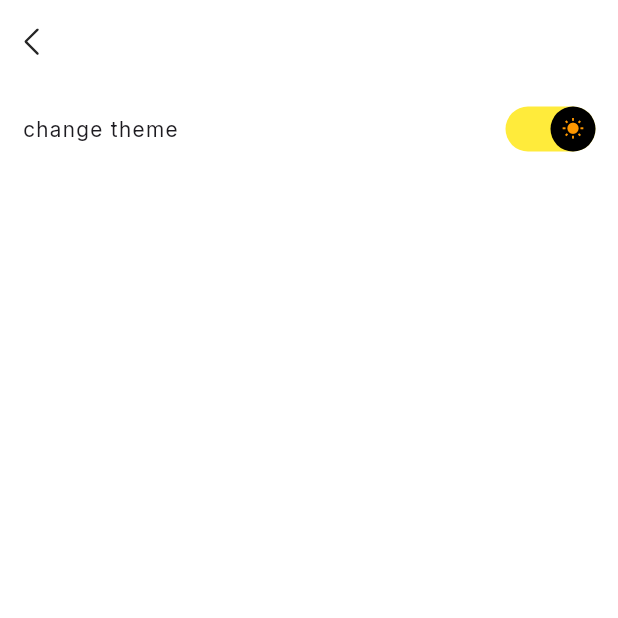
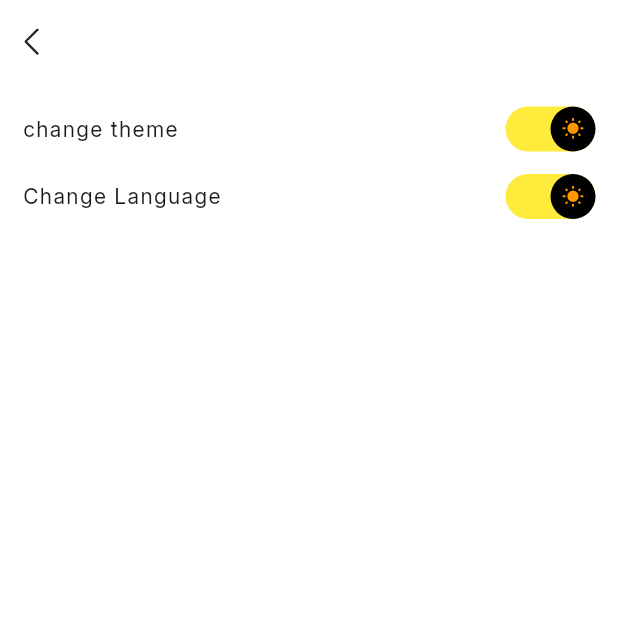
Before and after one commit to MohammedHishamFarouk/Instagram_Clone, a Flutter app: the SettingsScreen screen opened by its route, after a tap on the "nightlight round" icon, on a phone screen of 412 x 824 dp, the top half of it. Run offline on Flutter 3.47's test engine with Material 3 defaults, Android fonts, the phone set to English and light mode, and no system bars; our stand-ins replace bloc, cloud_firestore, dio, firebase_auth, firebase_core, flutter_bloc and 1 more; accounts and stored records are empty.

Commit message:
added english and arabic localization to the app

```diff
--- a/lib/core/components/custom_search_bar.dart
+++ b/lib/core/components/custom_search_bar.dart
@@ -1,6 +1,7 @@
 import 'package:flutter/material.dart';
 import 'package:insgram_clone/core/components/custom_icons.dart';
 import 'package:insgram_clone/core/constants/assets.dart';
+import 'package:insgram_clone/generated/l10n.dart';
 
 class CustomSearchBar extends StatelessWidget {
   const CustomSearchBar({super.key, this.controller, this.onChanged});
@@ -15,7 +16,7 @@ class CustomSearchBar extends StatelessWidget {
       child: SearchBar(
         controller: controller,
         leading: const CustomSvgIcon(assetName: Assets.searchBarSVG),
-        hintText: 'Search',
+        hintText: S.of(context).search,
         onChanged: onChanged,
       ),
     );
--- a/lib/core/constants/fire_keys.dart
+++ b/lib/core/constants/fire_keys.dart
@@ -4,4 +4,5 @@ class FireKeys {
   static const String website = 'Website';
   static const String bio = 'bio';
   static const String isDark = 'isDark';
+  static const String isEnglish = 'isEnglish';
 }
--- a/lib/main.dart
+++ b/lib/main.dart
@@ -1,8 +1,10 @@
 import 'package:firebase_core/firebase_core.dart';
 import 'package:flutter/material.dart';
 import 'package:flutter_bloc/flutter_bloc.dart';
+import 'package:flutter_localizations/flutter_localizations.dart';
 import 'package:insgram_clone/core/firebase_options.dart';
 import 'package:insgram_clone/core/style/theme_manager.dart';
+import 'package:insgram_clone/generated/l10n.dart';
 import 'package:insgram_clone/modelView/authentication/auth_cubit.dart';
 import 'package:insgram_clone/modelView/search/search_cubit.dart';
 import 'package:insgram_clone/modelView/themeManager/theme_manager_cubit.dart';
@@ -32,12 +34,20 @@ class MyApp extends StatelessWidget {
   Widget build(BuildContext context) {
     return BlocBuilder<ThemeManagerCubit, ThemeManagerState>(
       builder: (context, state) {
+        final ThemeManagerCubit theme = context.read<ThemeManagerCubit>();
         return LayoutConstrain(
           child: MaterialApp(
+            locale: theme.isEnglish ? const Locale('en') : const Locale('ar'),
+            localizationsDelegates: const [
+              S.delegate,
+              GlobalMaterialLocalizations.delegate,
+              GlobalWidgetsLocalizations.delegate,
+              GlobalCupertinoLocalizations.delegate,
+            ],
+            supportedLocales: S.delegate.supportedLocales,
             debugShowCheckedModeBanner: false,
-            theme: context.read<ThemeManagerCubit>().isDark
-                ? ThemeManager.darkTheme
-                : ThemeManager.lightTheme,
+            theme:
+                theme.isDark ? ThemeManager.darkTheme : ThemeManager.lightTheme,
             onGenerateRoute: RouteGenerator.generateRoute,
           ),
         );
--- a/lib/modelView/themeManager/theme_manager_cubit.dart
+++ b/lib/modelView/themeManager/theme_manager_cubit.dart
@@ -14,16 +14,36 @@ class ThemeManagerCubit extends Cubit<ThemeManagerState> {
   final FirebaseFirestore _fireStore = FirebaseFirestore.instance;
 
   bool isDark = true;
+  bool isEnglish = true;
   bool isDrawerOpen = false;
 
-  void changeTheme(BuildContext context) async {
-    isDark = !isDark;
-    isDark ? emit(DarkTheme()) : emit(LightTheme());
+  changeTheme(BuildContext context) async {
     try {
+      isDark = !isDark;
       await _fireStore
           .collection('users')
           .doc(context.read<AuthCubit>().user!.uid)
-          .set({'isDark': isDark}, SetOptions(merge: true));
+          .set(
+        {'isDark': isDark},
+        SetOptions(merge: true),
+      );
+      emit(ThemeChanged());
+    } catch (e) {
+      log(e.toString());
+    }
+  }
+
+  changeLocale(BuildContext context) async {
+    try {
+      isEnglish = !isEnglish;
+      await _fireStore
+          .collection('users')
+          .doc(context.read<AuthCubit>().user!.uid)
+          .set(
+        {'isEnglish': isEnglish},
+        SetOptions(merge: true),
+      );
+      emit(ThemeChanged());
     } catch (e) {
       log(e.toString());
     }
@@ -37,10 +57,11 @@ class ThemeManagerCubit extends Cubit<ThemeManagerState> {
           .get();
       if (doc.exists && doc.data() != null) {
         isDark = doc.data()![FireKeys.isDark];
-        isDark ? emit(DarkTheme()) : emit(LightTheme());
+        isEnglish = doc.data()![FireKeys.isEnglish];
+        emit(ThemeChanged());
       }
     } catch (e) {
-      log(e.toString());
+      log('here is the error${e.toString()}');
     }
   }
 
--- a/lib/modelView/themeManager/theme_manager_state.dart
+++ b/lib/modelView/themeManager/theme_manager_state.dart
@@ -5,8 +5,8 @@ sealed class ThemeManagerState {}
 
 final class ThemeManagerInitial extends ThemeManagerState {}
 
-final class DarkTheme extends ThemeManagerState {}
+final class ThemeChanged extends ThemeManagerState {}
 
-final class LightTheme extends ThemeManagerState {}
+final class LocaleChanged extends ThemeManagerState {}
 
 final class DrawerMoved extends ThemeManagerState {}
--- a/lib/view/navigationBar/profile/settings_screen.dart
+++ b/lib/view/navigationBar/profile/settings_screen.dart
@@ -2,6 +2,7 @@ import 'package:flutter/material.dart';
 import 'package:flutter_bloc/flutter_bloc.dart';
 import 'package:insgram_clone/core/components/custom_icons.dart';
 import 'package:insgram_clone/core/constants/assets.dart';
+import 'package:insgram_clone/generated/l10n.dart';
 import 'package:insgram_clone/modelView/themeManager/theme_manager_cubit.dart';
 
 class SettingsScreen extends StatelessWidget {
@@ -22,12 +23,20 @@ class SettingsScreen extends StatelessWidget {
       body: Padding(
         padding: const EdgeInsets.all(15.0),
         child: Column(
+          spacing: 15,
           children: [
             Row(
               mainAxisAlignment: MainAxisAlignment.spaceBetween,
               children: [
-                const Text('change theme'),
-                _ToggleButton(),
+                Text(S.of(context).changeTheme),
+                const _ToggleButton(),
+              ],
+            ),
+            Row(
+              mainAxisAlignment: MainAxisAlignment.spaceBetween,
+              children: [
+                Text(S.of(context).changeLang),
+                const _ToggleButton(),
               ],
             ),
           ],
@@ -38,6 +47,8 @@ class SettingsScreen extends StatelessWidget {
 }
 
 class _ToggleButton extends StatelessWidget {
+  const _ToggleButton();
+
   @override
   Widget build(BuildContext context) {
     return GestureDetector(
--- a/lib/view/start_screen.dart
+++ b/lib/view/start_screen.dart
@@ -8,10 +8,10 @@ class StartScreen extends StatelessWidget {
 
   @override
   Widget build(BuildContext context) {
-    context.read<ThemeManagerCubit>().loadTheme(context);
     return BlocListener<AuthCubit, AuthState>(
       listener: (context, state) {
         if (state is SignInSuccess) {
+          context.read<ThemeManagerCubit>().loadTheme(context);
           Future.delayed(const Duration(seconds: 2), () {
             Navigator.pushReplacementNamed(context, '/navigationScreen');
           });
--- a/pubspec.yaml
+++ b/pubspec.yaml
@@ -44,6 +44,8 @@ dependencies:
   firebase_auth: ^5.4.1
   cloud_firestore: ^5.6.2
   flutter_staggered_grid_view: ^0.7.0
+  flutter_localizations:
+    sdk: flutter
 
 dev_dependencies:
   flutter_test:
@@ -102,3 +104,5 @@ flutter:
   #
   # For details regarding fonts from package dependencies,
   # see https://flutter.dev/to/font-from-package
+flutter_intl:
+  enabled: true
```
Also changed, not shown: lib/core/components/app_bar_locale.dart (added, +24 -0 lines), lib/l10n/intl_ar.arb (added, +27 -0 lines), lib/l10n/intl_en.arb (added, +27 -0 lines), lib/view/navigationBar/directMessages/message_screen.dart (+5 -4 lines), lib/view/navigationBar/profile/profile/componenets/custom_drawer.dart (+9 -8 lines), lib/view/navigationBar/profile/profile/componenets/drawer_animation.dart (+7 -4 lines), lib/view/navigationBar/profile/profile/componenets/profile_info.dart (+13 -12 lines), lib/view/navigationBar/search/custom_tab_bar.dart (+10 -9 lines), lib/view/navigationBar/search/search_screen.dart (+5 -4 lines), lib/generated/intl/messages_all.dart (added), lib/generated/intl/messages_ar.dart (added), lib/generated/intl/messages_en.dart (added), lib/generated/l10n.dart (added), pubspec.lock.
